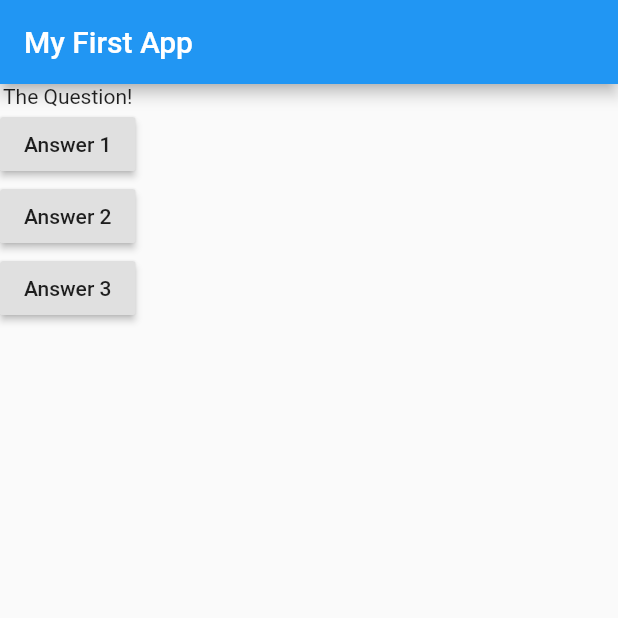
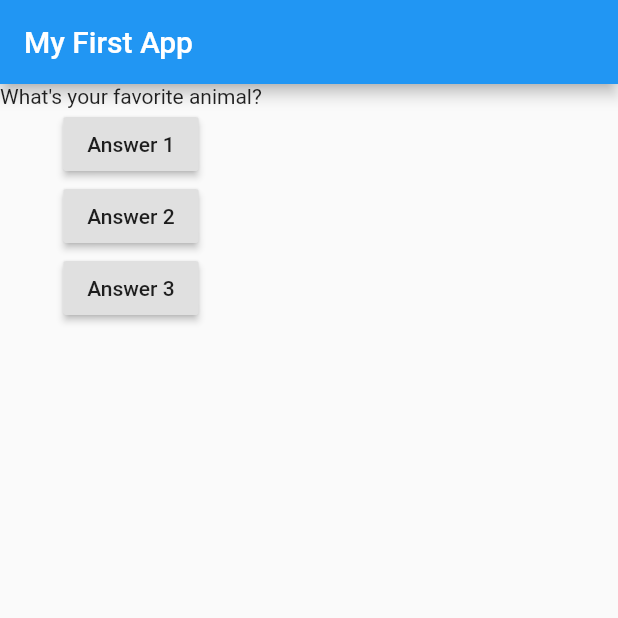
Before and after one commit to MatthieuNadeau96/flutter_guide, a Flutter app: the screen it shows after launch, after a tap on "Answer 1", on a phone screen of 412 x 824 dp, the top half of it. Run offline on Flutter 3.47's test engine with Material 2 defaults, Android fonts, the phone set to English and light mode, and no system bars.

Commit message:
Added an example of a stateful widget and used setState to change the question text

```diff
--- a/lib/main.dart
+++ b/lib/main.dart
@@ -4,16 +4,29 @@ void main() {
   runApp(MyApp());
 }
 
-class MyApp extends StatelessWidget {
+class MyApp extends StatefulWidget {
+  @override
+  State<StatefulWidget> createState() {
+    // TODO: implement createState
+    return MyAppState();
+  }
+}
+
+class MyAppState extends State<MyApp> {
+  var questionIndex = 0;
+
   void answerQuestion() {
-    print('Answer chosen!');
+    setState(() {
+      questionIndex = questionIndex + 1;
+    });
+    print(questionIndex);
   }
 
   @override
   Widget build(BuildContext context) {
     var questions = [
       'What\'s your favorite color?',
-      'What\'s your favoirte animal?'
+      'What\'s your favorite animal?'
     ];
 
     return MaterialApp(
@@ -23,7 +36,7 @@ class MyApp extends StatelessWidget {
         ),
         body: Column(
           children: [
-            Text('The Question!'),
+            Text(questions[questionIndex]),
             RaisedButton(
               child: Text('Answer 1'),
               onPressed: answerQuestion,
```
